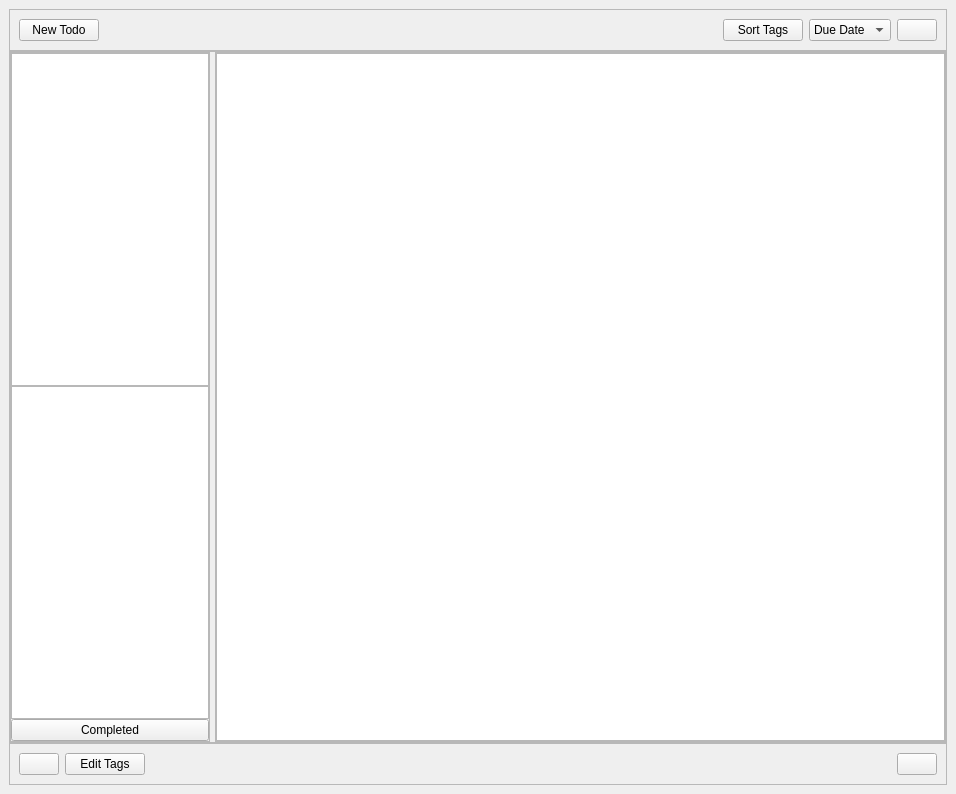
Old version of the form src/gui/mainwindow.ui in the repository gravityfargo/DavTasks.
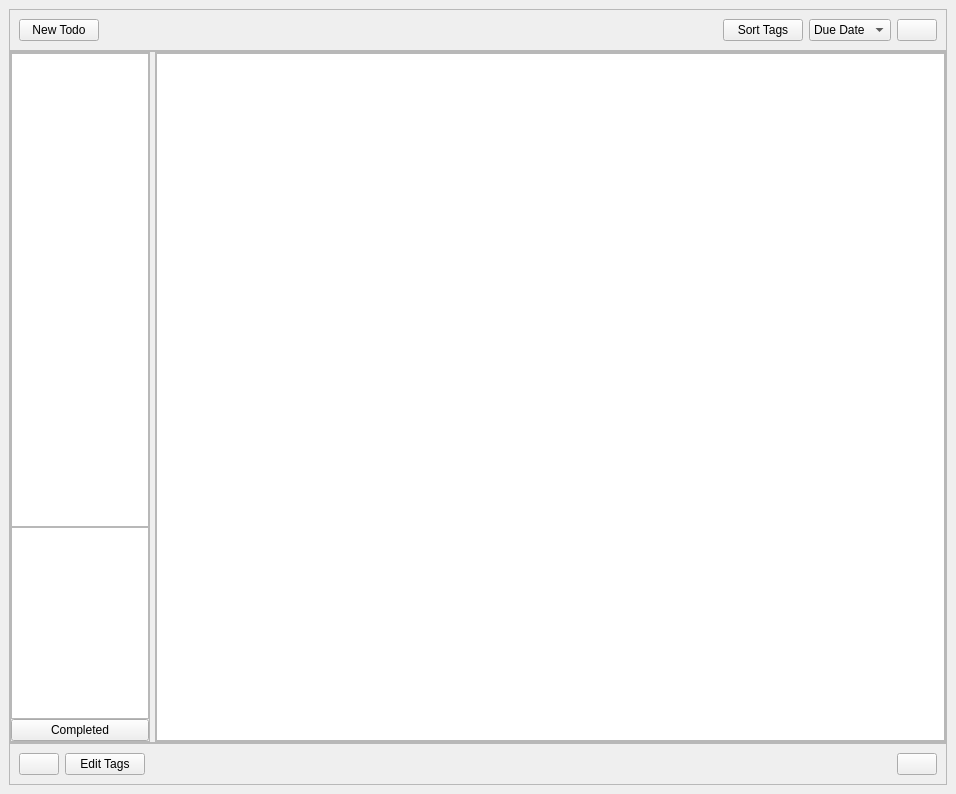
New version of the form.

Patch:
```diff
--- a/src/gui/mainwindow.ui
+++ b/src/gui/mainwindow.ui
@@ -130,7 +130,7 @@
         <widget class="QFrame" name="frameTagsList">
          <property name="maximumSize">
           <size>
-           <width>200</width>
+           <width>140</width>
            <height>16777215</height>
           </size>
          </property>
@@ -171,13 +171,35 @@
           </item>
           <item row="0" column="0">
            <widget class="QListWidget" name="listWidgetTags">
+            <property name="sizePolicy">
+             <sizepolicy hsizetype="Expanding" vsizetype="Expanding">
+              <horstretch>0</horstretch>
+              <verstretch>0</verstretch>
+             </sizepolicy>
+            </property>
+            <property name="font">
+             <font>
+              <family>Noto Sans</family>
+              <pointsize>12</pointsize>
+              <weight>50</weight>
+              <italic>false</italic>
+              <bold>false</bold>
+             </font>
+            </property>
             <property name="styleSheet">
              <string notr="true">font: 14pt &quot;Noto Sans&quot;;</string>
             </property>
            </widget>
           </item>
           <item row="1" column="0">
-           <widget class="QListWidget" name="listWidgetCalendars"/>
+           <widget class="QListWidget" name="listWidgetCalendars">
+            <property name="sizePolicy">
+             <sizepolicy hsizetype="Expanding" vsizetype="Minimum">
+              <horstretch>0</horstretch>
+              <verstretch>0</verstretch>
+             </sizepolicy>
+            </property>
+           </widget>
           </item>
          </layout>
         </widget>
@@ -192,7 +214,7 @@
            <rect>
             <x>0</x>
             <y>0</y>
-            <width>719</width>
+            <width>779</width>
             <height>626</height>
            </rect>
           </property>
```
Left out of the diff: 2 changed lines with no effect on the pictures.
